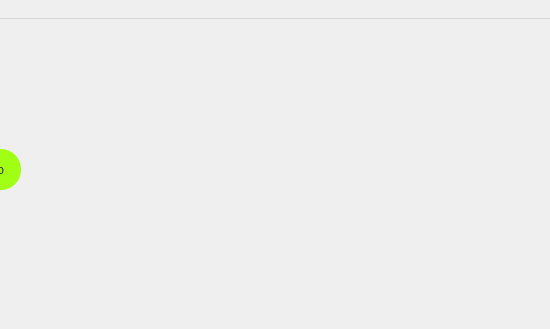
Qt form App/ui/Ventana_Principal.ui (martyn1128/Lenguajes-AutomatasI) before a commit; both pictures show x 250 to 800 and y 0 to 329 of the 800 by 600 pixel window.
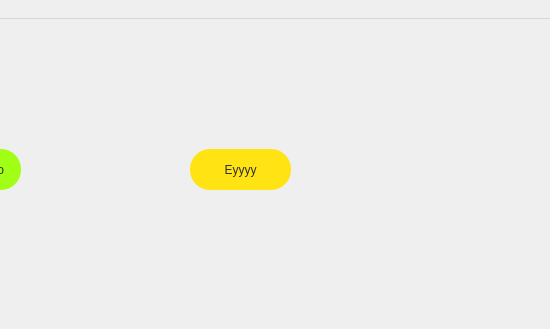
The same form after that commit.

Commit message: cree el archivo para la interfaz

Patch:
```diff
--- a/App/ui/Ventana_Principal.ui
+++ b/App/ui/Ventana_Principal.ui
@@ -32,6 +32,24 @@
      <string>Ansina mero</string>
     </property>
    </widget>
+   <widget class="QPushButton" name="pushButton_2">
+    <property name="geometry">
+     <rect>
+      <x>440</x>
+      <y>130</y>
+      <width>101</width>
+      <height>41</height>
+     </rect>
+    </property>
+    <property name="styleSheet">
+     <string notr="true">background-color: rgb(255, 227, 19);
+color: rgb(47, 47, 47);
+border-radius: 20px</string>
+    </property>
+    <property name="text">
+     <string>Eyyyy</string>
+    </property>
+   </widget>
   </widget>
   <widget class="QMenuBar" name="menubar">
    <property name="geometry">
```
